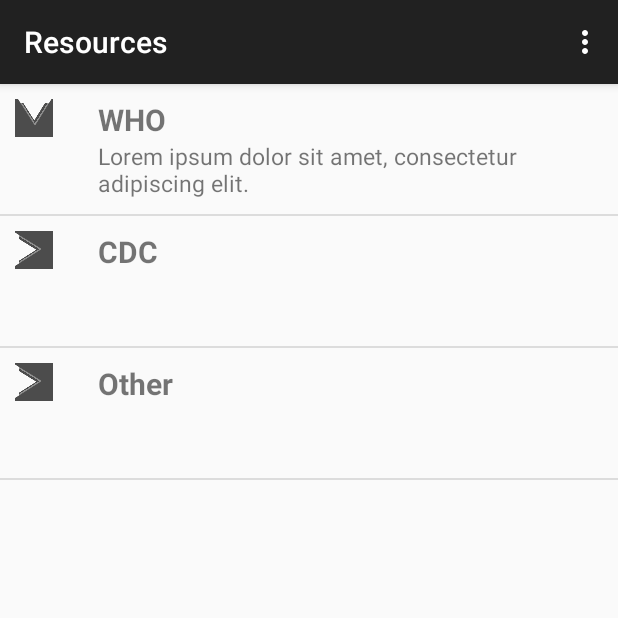
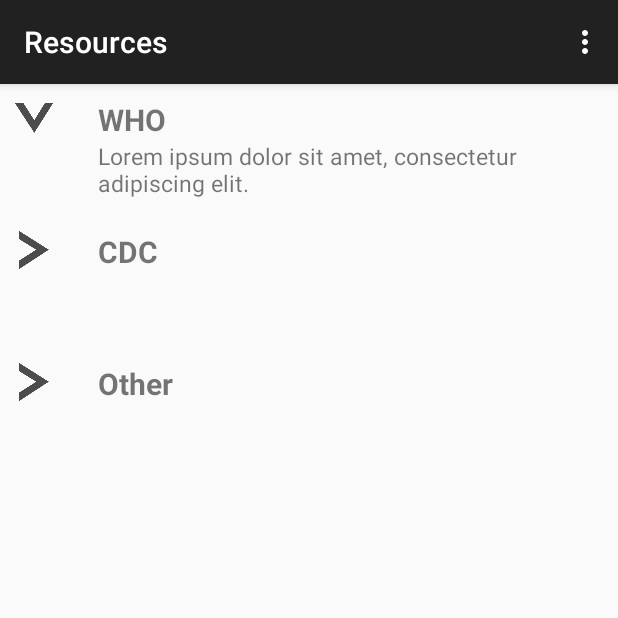
Before and after one commit to terahunt/InfectionPreventionSource, an Android app: the ResourcesActivity screen opened directly, with no data from a screen before it, in the options menu, after a tap on "Resources", on a phone screen of 412 x 824 dp, the top half of it. Run offline under Robolectric (Android 15) with nearby library versions, the phone set to English and light mode, and no system bars.

Commit message:
Update training row layout format.

```diff
--- a/app/src/main/java/aimscapstone/infectionpreventionsource/ResourcesAdapter.java
+++ b/app/src/main/java/aimscapstone/infectionpreventionsource/ResourcesAdapter.java
@@ -5,7 +5,7 @@
 import android.view.View;
 import android.view.ViewGroup;
 import android.widget.BaseAdapter;
-import android.widget.ImageButton;
+import android.widget.ImageView;
 import android.widget.TextView;
 
 public class ResourcesAdapter extends BaseAdapter {
@@ -45,23 +45,23 @@
         final TextView title = (TextView) convertView.findViewById(R.id.resourcesRowTextViewTitle);
         final TextView desc = (TextView) convertView.findViewById(R.id.resourcesRowTextViewDesc);
 
-        final ImageButton imageButton = (ImageButton) convertView.findViewById(R.id.resourcesImageButton);
+        final ImageView imageView = (ImageView) convertView.findViewById(R.id.resourcesImageView);
 
-        imageButton.setImageResource(R.mipmap.arrow);
+        imageView.setImageResource(R.mipmap.arrow);
         title.setText(resourcesTitle[position]);
         desc.setText(resourcesDesc[position]);
         desc.setVisibility(View.INVISIBLE);
 
-        imageButton.setOnClickListener(new View.OnClickListener() {
+        imageView.setOnClickListener(new View.OnClickListener() {
             @Override
             public void onClick(View v) {
                 if(desc.getVisibility()==View.INVISIBLE) {
                     desc.setVisibility(View.VISIBLE);
-                    imageButton.setRotation(90);
+                    imageView.setRotation(90);
                 }
                 else {
                     desc.setVisibility(View.INVISIBLE);
-                    imageButton.setRotation(0);
+                    imageView.setRotation(0);
                 }
             }
         });
@@ -69,4 +69,11 @@
 
         return convertView;
     }
+
+    @Override
+    public boolean isEnabled(int position) {
+        // TODO Auto-generated method stub
+
+        return false;
+    }
 }
--- a/app/src/main/res/layout/resources_row_layout.xml
+++ b/app/src/main/res/layout/resources_row_layout.xml
@@ -3,16 +3,13 @@
               android:layout_width="match_parent"
               android:layout_height="match_parent"
               tools:context="aimscapstone.infectionpreventionsource.ResourcesActivity"
-              android:orientation="horizontal"
-    >
+              android:orientation="horizontal">
 
-    <ImageButton
+    <ImageView
         android:layout_width="25dp"
         android:layout_height="25dp"
-        android:layout_alignParentRight="true"
         android:layout_margin="10dp"
-        android:padding="5dp"
-        android:id="@+id/resourcesImageButton"
+        android:id="@+id/resourcesImageView"
         android:background="@mipmap/arrow"
         />
 
```
Also changed, not shown: app/src/main/res/layout/training_row_layout.xml (+3 -7 lines).
